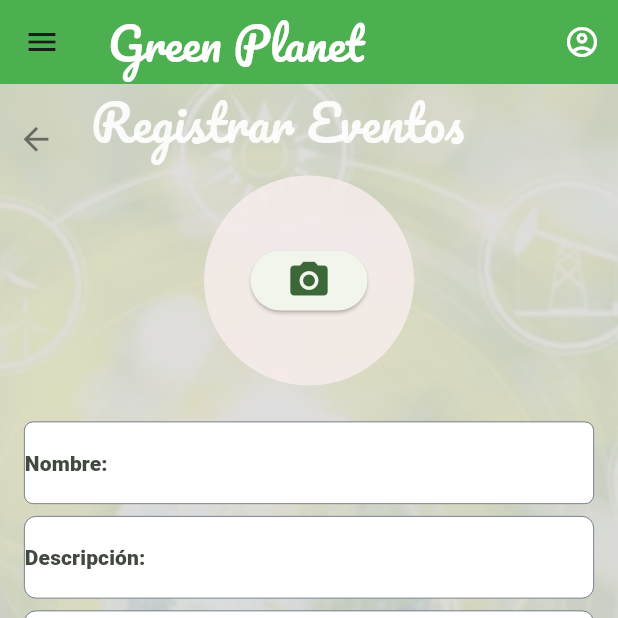
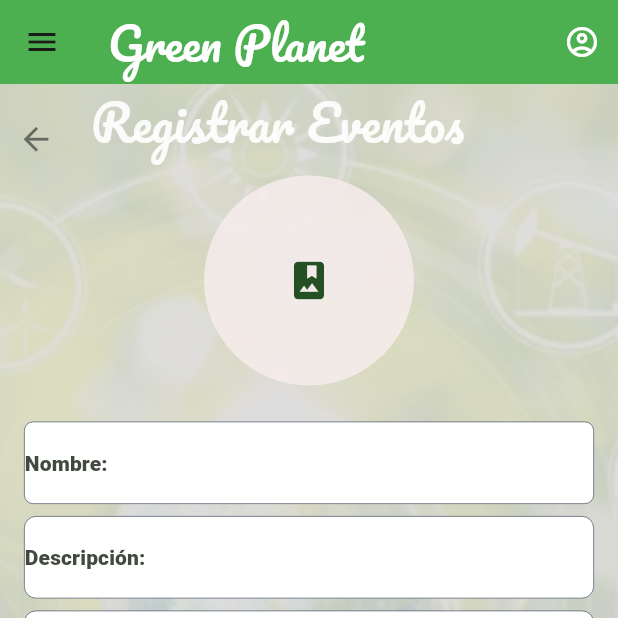
Before and after one commit to MarcelaM18/Aplicacion_Movil2, a Flutter app: the EventoRegistro screen opened directly, on a phone screen of 412 x 824 dp, the top half of it. Run offline on Flutter 3.47's test engine with Material 2 defaults, Android fonts, the light colour scheme and no system bars; our stand-ins replace carousel_slider, image_picker.

Commit message:
cimmit event_registration

```diff
--- a/lib/presentation/screens/event_registration.dart
+++ b/lib/presentation/screens/event_registration.dart
@@ -1,4 +1,6 @@
-import 'dart:html';
+
+
+import 'dart:io';
 
 import 'package:flutter/material.dart';
 import 'package:image_picker/image_picker.dart';
@@ -115,19 +117,20 @@ class _EventoRegistroState extends State<EventoRegistro> {
                 ],
               ),
 
-
+if(photo.isEmpty)
    CircleAvatar(
   radius: 70.0, // Define el radio para establecer el tamaño
   backgroundColor: Color.fromARGB(207, 247, 237, 237),
-  child: _buildAvatarChild(), // Utiliza una función para construir el contenido del Avatar
+  child: Icon(Icons.photo_album,
+  size: 30,), // Utiliza una función para construir el contenido del Avatar
 ),
-      if (photo.isNotEmpty)
-                      //para cuando se emula en navegador
-                            Image.network(photo),
-                            //para los que emulan en celular
-                          // Image.file(
-                          //   File(photo),
-                          // ),
+if(photo.isNotEmpty)
+CircleAvatar(
+  radius: 70.0, // Define el radio para establecer el tamaño
+  backgroundImage: FileImage(File(photo)), // Utiliza una función para construir el contenido del Avatar
+),
+
+
 
 
 
--- a/lib/presentation/widgets/menu_drawer.dart
+++ b/lib/presentation/widgets/menu_drawer.dart
@@ -1,7 +1,6 @@
-import 'dart:io';
 import 'package:flutter/material.dart';
+import 'package:navegacion/presentation/screens/home_page.dart';
 import 'package:navegacion/presentation/screens/second_page.dart';
-import 'package:navegacion/presentation/screens/home_page.dart';
 import 'package:navegacion/presentation/screens/third_page.dart';
 
 class NavegationDrawer extends StatelessWidget {
@@ -37,7 +36,7 @@ class NavegationDrawer extends StatelessWidget {
             leading: const Icon(Icons.event),
             title: const Text('Eventos'),
             onTap: () {
-              Navigator.push(context, MaterialPageRoute(builder: (context) => HomeEventos()),);
+              Navigator.push(context, MaterialPageRoute(builder: (context) => const HomeEventos()),);
             },),
             ListTile(
             leading: const Icon(Icons.person),
```
